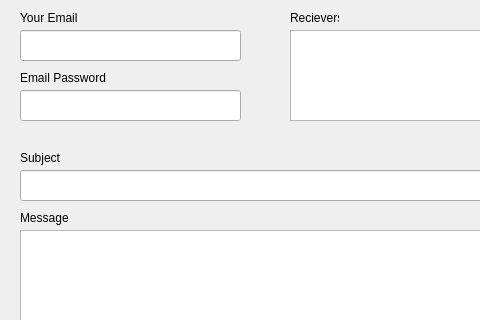
Before: the Qt Designer form TeamFinder/send_mail.ui in TeamUp-Bummers/TeamFinder, drawn with Qt 5; both pictures show x 0 to 480 and y 0 to 320 of the 689 by 478 pixel window.
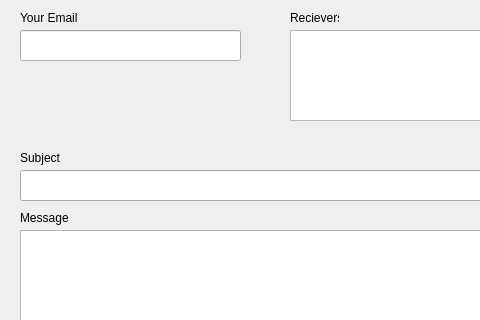
After: the same form once the commit is applied.

What changed in the file:
```diff
--- a/TeamFinder/send_mail.ui
+++ b/TeamFinder/send_mail.ui
@@ -36,16 +36,6 @@
     </rect>
    </property>
   </widget>
-  <widget class="QLineEdit" name="email_password">
-   <property name="geometry">
-    <rect>
-     <x>20</x>
-     <y>90</y>
-     <width>221</width>
-     <height>31</height>
-    </rect>
-   </property>
-  </widget>
   <widget class="QLabel" name="label">
    <property name="geometry">
     <rect>
@@ -59,19 +49,6 @@
     <string>Your Email</string>
    </property>
   </widget>
-  <widget class="QLabel" name="label_2">
-   <property name="geometry">
-    <rect>
-     <x>20</x>
-     <y>70</y>
-     <width>101</width>
-     <height>16</height>
-    </rect>
-   </property>
-   <property name="text">
-    <string>Email Password</string>
-   </property>
-  </widget>
   <widget class="QTextEdit" name="message">
    <property name="geometry">
     <rect>
```
